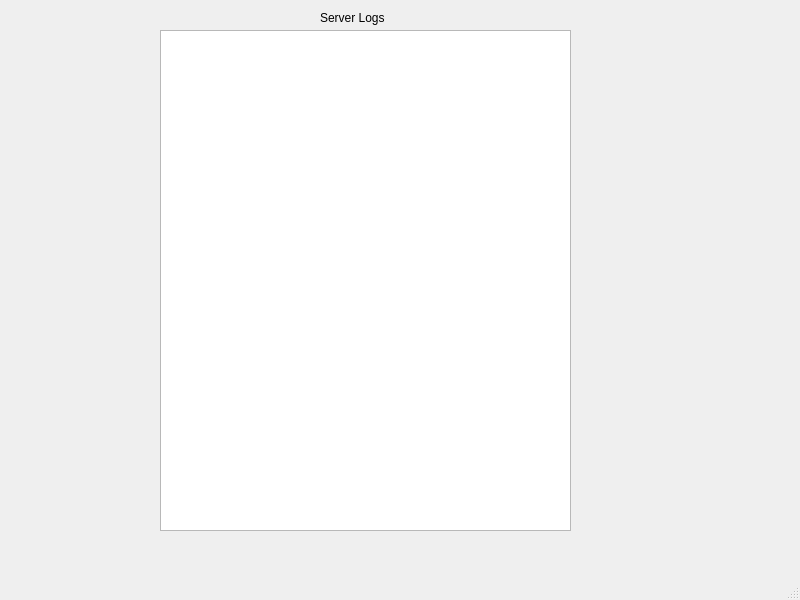
Before: the Qt Designer form socket_server/mainwindow.ui in lsh9672/Qt_tcp_socket, drawn with Qt 5.
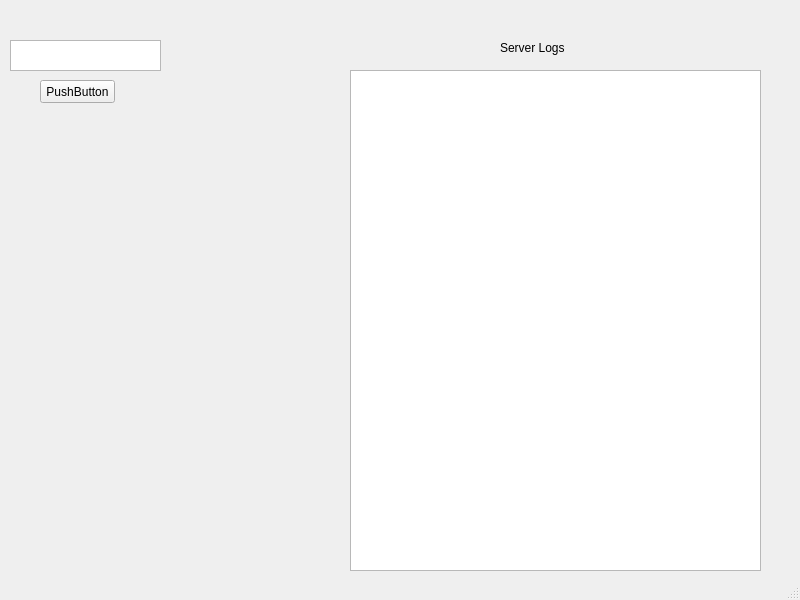
After: the same form once the commit is applied.

```diff
--- a/socket_server/mainwindow.ui
+++ b/socket_server/mainwindow.ui
@@ -17,8 +17,8 @@
    <widget class="QTextBrowser" name="textBrowser">
     <property name="geometry">
      <rect>
-      <x>160</x>
-      <y>30</y>
+      <x>350</x>
+      <y>70</y>
       <width>411</width>
       <height>501</height>
      </rect>
@@ -27,9 +27,9 @@
    <widget class="QLabel" name="label">
     <property name="geometry">
      <rect>
-      <x>320</x>
-      <y>10</y>
-      <width>81</width>
+      <x>500</x>
+      <y>40</y>
+      <width>101</width>
       <height>16</height>
      </rect>
     </property>
@@ -37,6 +37,29 @@
      <string>Server Logs</string>
     </property>
    </widget>
+   <widget class="QTextBrowser" name="textBrowser_2">
+    <property name="geometry">
+     <rect>
+      <x>10</x>
+      <y>40</y>
+      <width>151</width>
+      <height>31</height>
+     </rect>
+    </property>
+   </widget>
+   <widget class="QPushButton" name="pushButton">
+    <property name="geometry">
+     <rect>
+      <x>40</x>
+      <y>80</y>
+      <width>75</width>
+      <height>23</height>
+     </rect>
+    </property>
+    <property name="text">
+     <string>PushButton</string>
+    </property>
+   </widget>
   </widget>
   <widget class="QStatusBar" name="statusbar"/>
  </widget>
```
